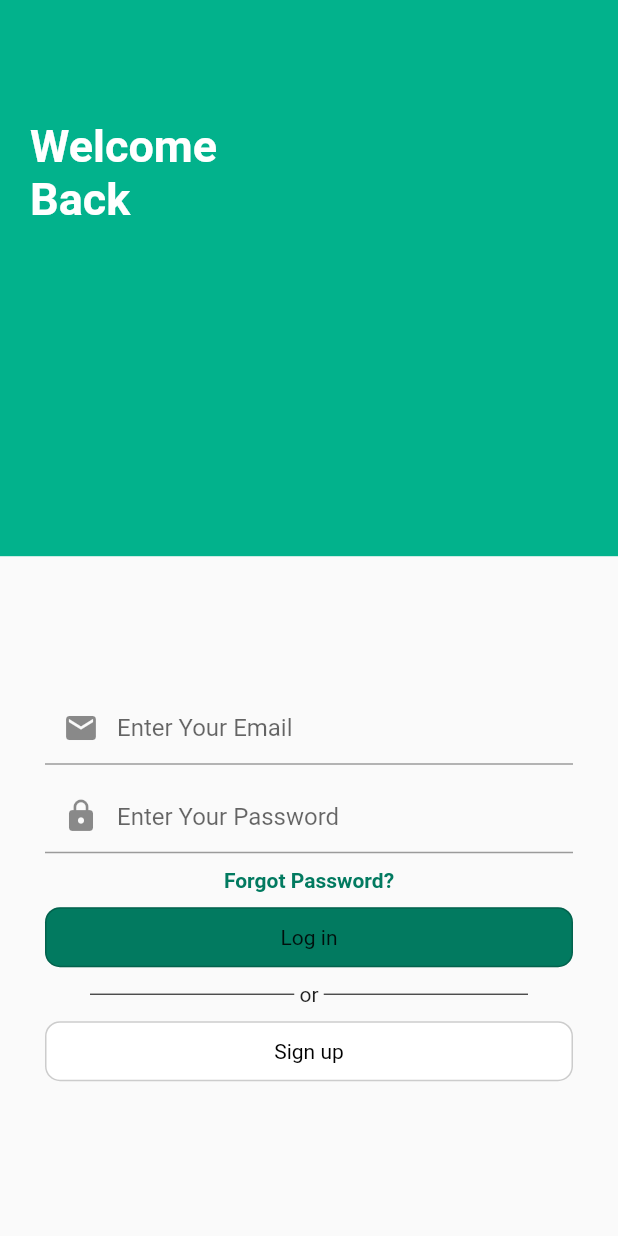
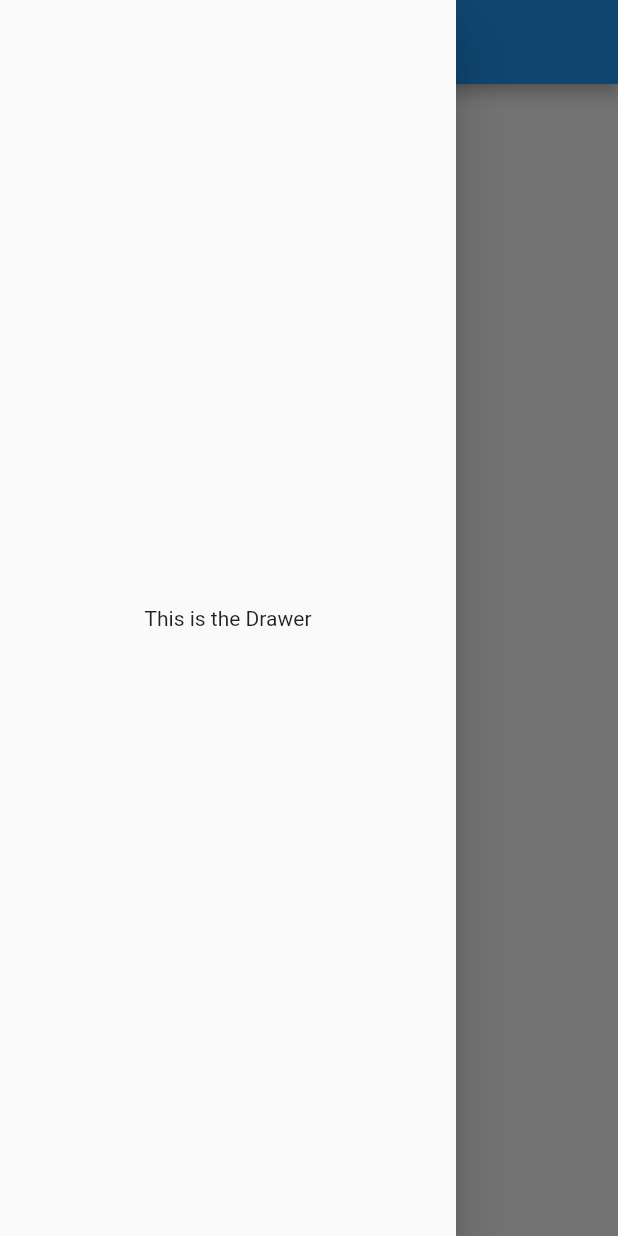
Before and after one commit to 02imran/E-commence-project-demo, a Flutter app: the screen it shows after launch, with the side drawer open (before the commit the screen has no drawer), on a phone screen of 412 x 824 dp. Run offline on Flutter 3.47's test engine with Material 2 defaults, Android fonts, the phone set to English and light mode, and no system bars.

```diff
--- a/lib/main.dart
+++ b/lib/main.dart
@@ -1,5 +1,6 @@
 import 'package:flutter/material.dart';
-import 'package:login_ui/screens/login_screen/login_screen.dart';
+import 'package:login_ui/screens/dashboard_screen.dart';
+import 'package:login_ui/screens/home_screen.dart';
 
 void main() {
   runApp(MyApp());
@@ -12,7 +13,7 @@ class MyApp extends StatelessWidget {
     return MaterialApp(
       debugShowCheckedModeBanner: false,
 
-      home: LoginScreen(),
+      home: DashboardScreen(),
     );
   }
 }
--- /dev/null
+++ b/lib/screens/dashboard_screen.dart
@@ -0,0 +1,62 @@
+import 'package:flutter/material.dart';
+import 'package:login_ui/screens/home_screen.dart';
+
+class DashboardScreen extends StatelessWidget {
+  @override
+  Widget build(BuildContext context) {
+    return SafeArea(
+      child: Scaffold(
+        appBar: AppBar(
+          title: Text('Dashboard'),
+        ),
+        drawer: Drawer(
+          child: Center(
+            child: Column(
+              mainAxisAlignment: MainAxisAlignment.center,
+              children: [
+                const Text('This is the Drawer'),
+
+              ],
+            ),
+          ),
+        ),
+        body: Center(
+          child: InkWell(
+            onTap: () {
+              Navigator.push(context,
+                  MaterialPageRoute(builder: (context) => HomeScreen()));
+            },
+            child: Column(
+              mainAxisSize: MainAxisSize.min,
+              mainAxisAlignment: MainAxisAlignment.center,
+              children: [
+                Container(
+                  height: 200,
+                  width: 200,
+                  child: Card(
+                    child: Center(child: Text('Book Menu 01  ')),
+                  ),
+                ),
+                Container(
+                  height: 200,
+                  width: 200,
+                  child: Card(
+                    child: Center(child: Text('Book Menu 02 ')),
+                  ),
+                ),
+                Container(
+                  height: 200,
+                  width: 200,
+                  child: Card(
+                    child: Center(child: Text('Book Menu 02 ')),
+                  ),
+                ),
+
+              ],
+            ),
+          ),
+        ),
+      ),
+    );
+  }
+}
--- a/pubspec.yaml
+++ b/pubspec.yaml
@@ -29,6 +29,8 @@ dependencies:
   # Use with the CupertinoIcons class for iOS style icons.
   cupertino_icons: ^1.0.2
 
+
+
 dev_dependencies:
   flutter_test:
     sdk: flutter
@@ -45,8 +47,8 @@ flutter:
   uses-material-design: true
 
   # To add assets to your application, add an assets section, like this:
-  # assets:
-  #   - images/a_dot_burr.jpeg
+  assets:
+    - assets/images/
   #   - images/a_dot_ham.jpeg
 
   # An image asset can refer to one or more resolution-specific "variants", see
```
Also changed, not shown: lib/models/book_list_model.dart (added, +40 -0 lines), lib/screens/home_screen.dart (added, +60 -0 lines), assets/images/bookimage.jpg (added), 3 other files.
